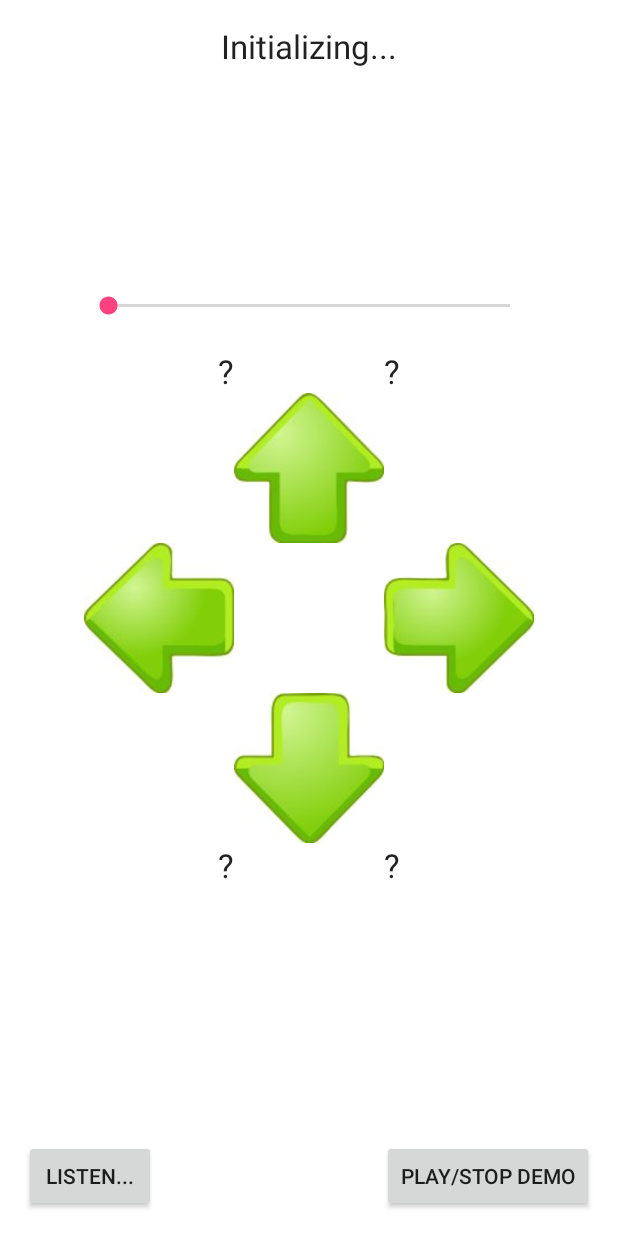
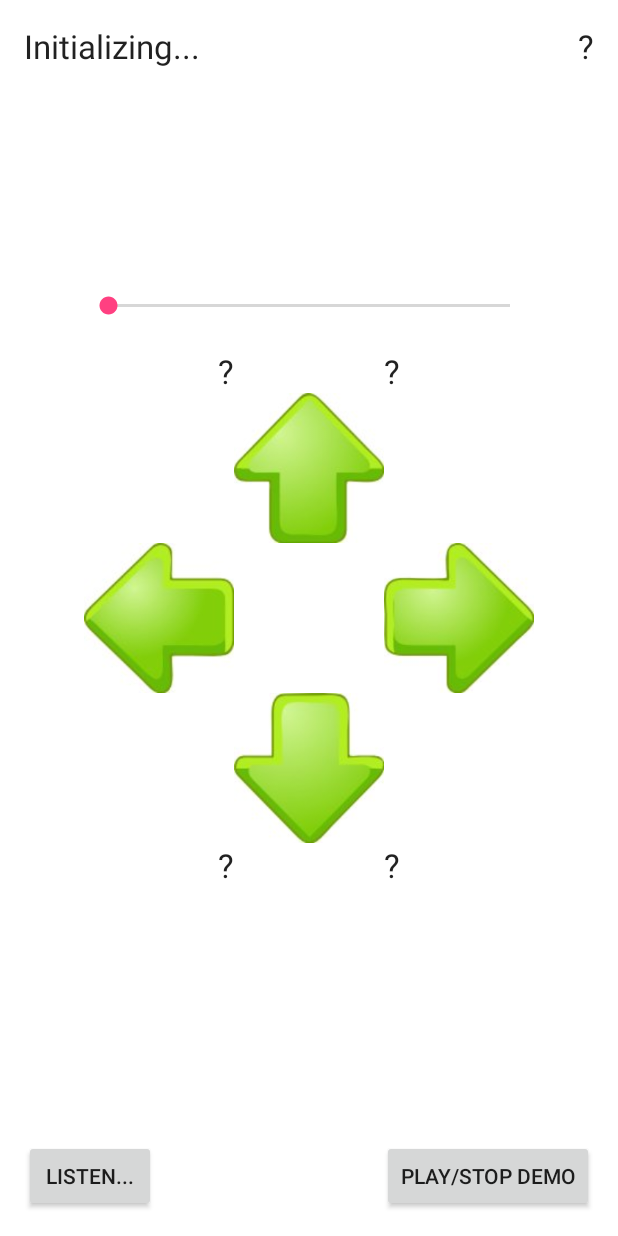
Before and after one commit to jpantiuchina/robot, an Android app: the screen it shows after launch (MainActivity), on a phone screen of 412 x 824 dp. Run offline under Robolectric (Android 15) with nearby library versions, the phone set to English and light mode, and no system bars.

Commit message:
Battery voltage, bug fixes

```diff
--- a/app/src/main/java/it/unibz/jpantiuchina/robot/MainActivity.java
+++ b/app/src/main/java/it/unibz/jpantiuchina/robot/MainActivity.java
@@ -36,6 +36,7 @@ public class MainActivity extends AppCompatActivity implements SeekBar.OnSeekBar
     private TextView tvFrontLeft;
     private TextView tvBackLeft;
     private TextView tvBackRight;
+    private TextView tvVoltage;
 
     private ConnectingRobotController controller;
 
@@ -54,6 +55,7 @@ public class MainActivity extends AppCompatActivity implements SeekBar.OnSeekBar
         tvFrontRight = (TextView) findViewById(R.id.tvFrontRight);
         tvBackLeft   = (TextView) findViewById(R.id.tvBackLeft  );
         tvBackRight  = (TextView) findViewById(R.id.tvBackRight );
+        tvVoltage    = (TextView) findViewById(R.id.tvVoltage   );
 
         BluetoothAdapter bluetoothAdapter = BluetoothAdapter.getDefaultAdapter();
 
@@ -242,6 +244,10 @@ public class MainActivity extends AppCompatActivity implements SeekBar.OnSeekBar
         updateDistanceText(tvFrontRight, controller.getFilteredFrontRightObstacleDistanceInCm());
         updateDistanceText(tvBackLeft,   controller.getFilteredBackLeftObstacleDistanceInCm  ());
         updateDistanceText(tvBackRight,  controller.getFilteredBackRightObstacleDistanceInCm ());
+        if (controller.getBatteryVoltage() >= 0)
+            tvVoltage.setText(controller.getBatteryVoltage() + " V");
+        else
+            tvVoltage.setText("?");
 
         handler.postDelayed(tickTimerRunnable, TICK_DELAY);
     }
--- a/app/src/main/java/it/unibz/jpantiuchina/robot/controller/DemoPlayer.java
+++ b/app/src/main/java/it/unibz/jpantiuchina/robot/controller/DemoPlayer.java
@@ -78,7 +78,7 @@ public final class DemoPlayer implements Runnable
     @Override
     public void run()
     {
-        if (nextAction > PROGRAM.length)
+        if (nextAction >= PROGRAM.length)
         {
             stop();
         }
--- a/app/src/main/java/it/unibz/jpantiuchina/robot/controller/RobotController.java
+++ b/app/src/main/java/it/unibz/jpantiuchina/robot/controller/RobotController.java
@@ -112,4 +112,9 @@ public final class RobotController
     {
         return robot.getFilteredBackRightObstacleDistanceInCm();
     }
+
+    public float getBatteryVoltage()
+    {
+        return robot.getBatteryVoltage();
+    }
 }
--- a/app/src/main/java/it/unibz/jpantiuchina/robot/hardware/InfraredSensor.java
+++ b/app/src/main/java/it/unibz/jpantiuchina/robot/hardware/InfraredSensor.java
@@ -6,7 +6,7 @@ import it.unibz.jpantiuchina.robot.util.RobotMath;
 final class InfraredSensor
 {
     private final int sensorIndex;
-    private int range;
+    private int range = -1;
 
 
     InfraredSensor(int sensorIndex)
--- a/app/src/main/java/it/unibz/jpantiuchina/robot/hardware/ProximitySensor.java
+++ b/app/src/main/java/it/unibz/jpantiuchina/robot/hardware/ProximitySensor.java
@@ -4,7 +4,7 @@ package it.unibz.jpantiuchina.robot.hardware;
 final class ProximitySensor
 {
     private final int sensorIndex;
-    private int range;
+    private int range = -1;
 
     ProximitySensor(int sensorIndex)
     {
--- a/app/src/main/java/it/unibz/jpantiuchina/robot/hardware/Robot.java
+++ b/app/src/main/java/it/unibz/jpantiuchina/robot/hardware/Robot.java
@@ -22,6 +22,7 @@ public final class Robot
     private final ProximitySensor[] proximitySensors = new ProximitySensor[8];
     private final InfraredSensor[] infraredSensors = new InfraredSensor[2];
     private final ThermalSensor thermalSensor = new ThermalSensor();
+    private final BatteryVoltage batteryVoltage = new BatteryVoltage();
 
     private final byte[] scanResponseBuffer = new byte[60];
     private final byte[] scanCommandBuffer = {0x5A, 0x04, 0, 0};
@@ -59,6 +60,7 @@ public final class Robot
         for (InfraredSensor infraredSensor : infraredSensors)
             infraredSensor.readFromScanResult(scanResponseBuffer);
         thermalSensor.readFromScanResult(scanResponseBuffer);
+        batteryVoltage.readFromScanResult(scanResponseBuffer);
     }
 
 
@@ -97,6 +99,10 @@ public final class Robot
     }
 
 
+    public float getBatteryVoltage()
+    {
+        return batteryVoltage.getVoltage();
+    }
 
 
 
--- a/app/src/main/java/it/unibz/jpantiuchina/robot/hardware/Util.java
+++ b/app/src/main/java/it/unibz/jpantiuchina/robot/hardware/Util.java
@@ -12,7 +12,7 @@ final class Util
     }
 
 
-    private static int convertSignedByteToUnsignedByte(byte[] buffer, int startByte)
+    static int convertSignedByteToUnsignedByte(byte[] buffer, int startByte)
     {
         // http://stackoverflow.com/questions/7401550/how-to-convert-int-to-unsigned-byte-and-back
         // noinspection UnnecessaryExplicitNumericCast
--- a/app/src/main/java/it/unibz/jpantiuchina/robot/logical/LogicalRobot.java
+++ b/app/src/main/java/it/unibz/jpantiuchina/robot/logical/LogicalRobot.java
@@ -77,5 +77,8 @@ public final class LogicalRobot
         return backRightObstacleDistance.getFilteredValue();
     }
 
-
+    public float getBatteryVoltage()
+    {
+        return robot.getBatteryVoltage();
+    }
 }
--- a/app/src/main/res/layout/content_main.xml
+++ b/app/src/main/res/layout/content_main.xml
@@ -119,7 +119,8 @@
         android:text="Initializing..."
         android:id="@+id/tvStatus"
         android:layout_alignParentTop="true"
-        android:layout_centerHorizontal="true"/>
+        android:layout_alignParentLeft="true"
+        android:layout_alignParentStart="true"/>
 
     <Button
         android:layout_width="wrap_content"
@@ -131,5 +132,16 @@
         android:layout_alignParentRight="true"
         android:layout_alignParentEnd="true"/>
 
+    <TextView
+        android:layout_width="wrap_content"
+        android:layout_height="wrap_content"
+        android:textAppearance="?android:attr/textAppearanceLarge"
+        android:text="\?"
+        android:id="@+id/tvVoltage"
+        android:layout_alignParentTop="true"
+        android:layout_alignParentRight="true"
+        android:layout_alignParentEnd="true"
+        android:singleLine="true"/>
+
 
 </RelativeLayout>
```
Also changed, not shown: app/src/main/java/it/unibz/jpantiuchina/robot/controller/ConnectingRobotController.java (+6 -3 lines), app/src/main/java/it/unibz/jpantiuchina/robot/hardware/BatteryVoltage.java (added, +26 -0 lines).
